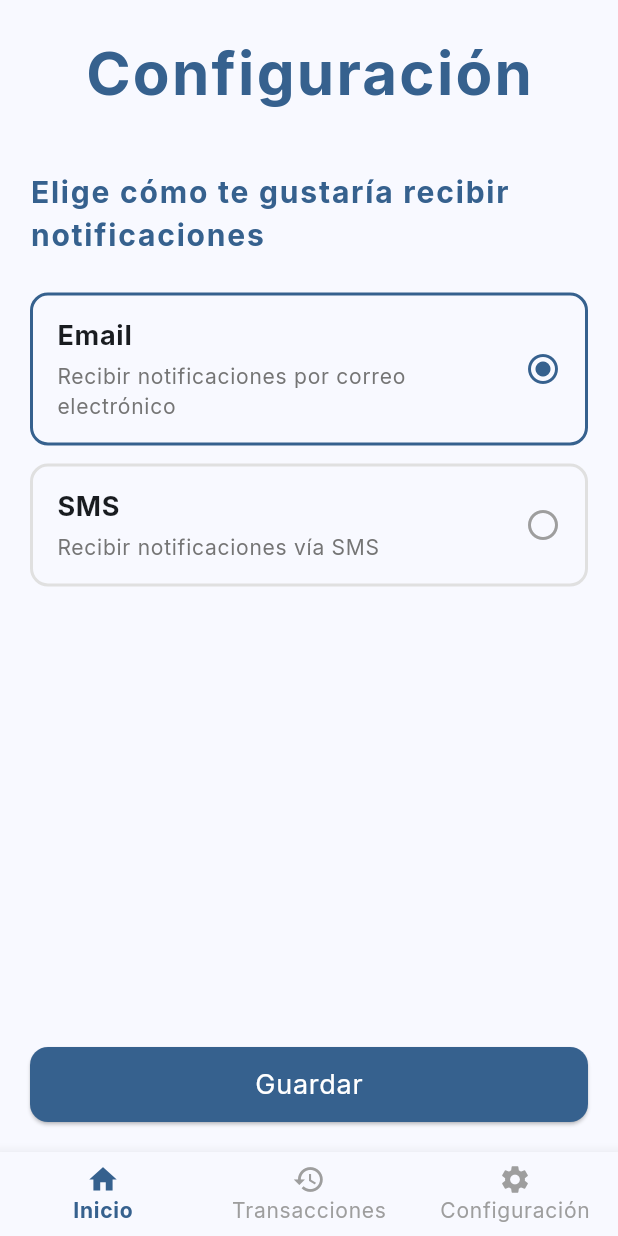
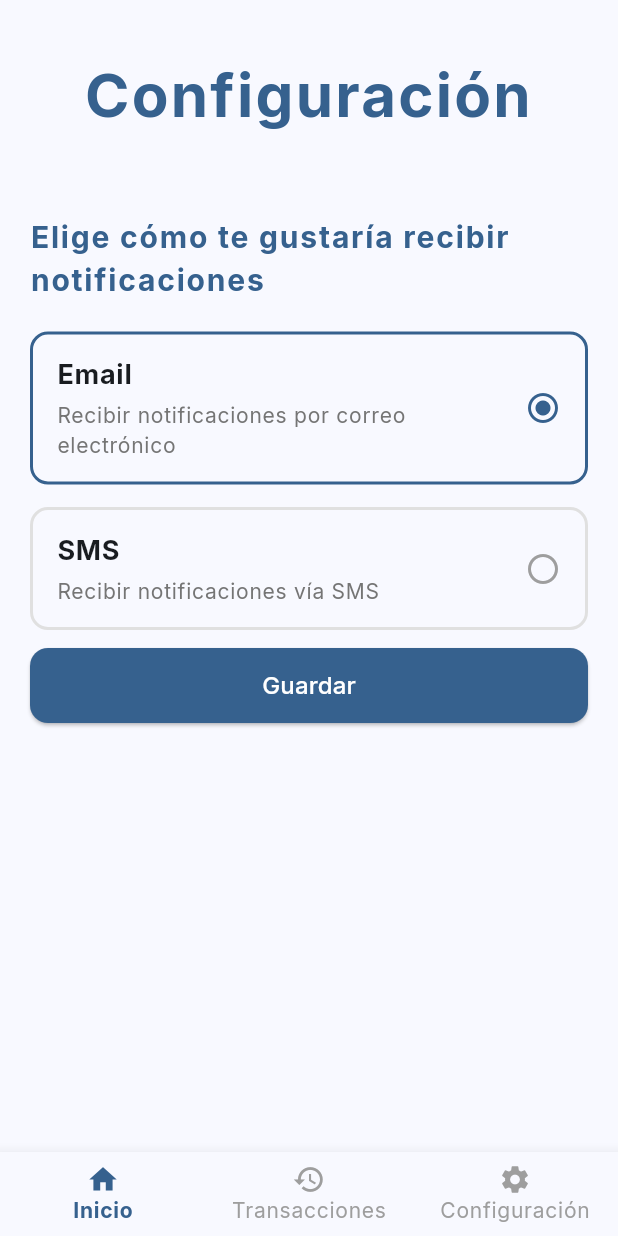
Before and after one commit to frguerrerogo/btg_fund_manager, a Flutter app: the SettingsPage screen opened by its route, on a phone screen of 412 x 824 dp. Run offline on Flutter 3.47's test engine with Material 3 defaults, Android fonts, the phone set to English and light mode, and no system bars; our stand-ins replace flutter_riverpod, go_router, google_fonts, kiwi; network calls fail.

Commit message:
feat(ui/funds/settings): mejora de UI y reutilización de componentes en páginas de detalle y configuración
Refactoriza FundDetailPage y SettingsPage para usar ButtonCustom reutilizable.
Añade CardInfoCustom para mostrar información de fondos.
Mejora estilos y disposición de widgets en detalle de fondo y configuración.
Centraliza lógica de botones y estilos en widgets personalizados.
Refactoriza FundRemoteDataSource para usar HttpHelper y simplifica utilidades HTTP.

```diff
--- a/lib/data/core/datasources/remote/core/http_helper.dart
+++ b/lib/data/core/datasources/remote/core/http_helper.dart
@@ -4,7 +4,7 @@ import 'package:http/http.dart' as http;
 import 'package:http/http.dart';
 
 class HttpHelper {
-  static Future<dynamic> getJson(Uri uri) async {
+  static Future<dynamic> getJsonFromGetRequest(Uri uri) async {
     try {
       final response = await http.get(uri);
       if (response.statusCode == 200) {
--- a/lib/presentation/core/widgets.dart
+++ b/lib/presentation/core/widgets.dart
@@ -1 +1,3 @@
 export '../widgets/shared/app_scaffold.dart';
+
+export '../widgets/button_custom.dart';
--- a/lib/presentation/settings/pages/settings_page.dart
+++ b/lib/presentation/settings/pages/settings_page.dart
@@ -4,7 +4,7 @@ import 'package:flutter_riverpod/flutter_riverpod.dart';
 
 import 'package:btg_fund_manager/domain/core/entities.dart' show NotificationType;
 import 'package:btg_fund_manager/presentation/core/providers.dart' show notificationMethodProvider;
-import 'package:btg_fund_manager/presentation/core/widgets.dart' show AppScaffold;
+import 'package:btg_fund_manager/presentation/core/widgets.dart' show AppScaffold, ButtonCustom;
 
 import 'package:btg_fund_manager/presentation/settings/widgets/notification_option_card.dart';
 
@@ -26,7 +26,7 @@ class SettingsPage extends ConsumerWidget {
               "Elige cómo te gustaría recibir notificaciones",
               style: AppTextStyles.titleMedium(context),
             ),
-            const SizedBox(height: 24),
+            const SizedBox(height: 20),
             NotificationOptionCard(
               selected: selectedMethod == NotificationType.email,
               title: 'Email',
@@ -34,7 +34,7 @@ class SettingsPage extends ConsumerWidget {
               onTap: () =>
                   ref.read(notificationMethodProvider.notifier).state = NotificationType.email,
             ),
-            const SizedBox(height: 12),
+            const SizedBox(height: 15),
             NotificationOptionCard(
               selected: selectedMethod == NotificationType.sms,
               title: 'SMS',
@@ -42,39 +42,16 @@ class SettingsPage extends ConsumerWidget {
               onTap: () =>
                   ref.read(notificationMethodProvider.notifier).state = NotificationType.sms,
             ),
-            const Spacer(),
-            ButtonCustom(text: 'Guardar'),
+            const SizedBox(height: 12),
+            ButtonCustom(
+              text: 'Guardar',
+              onPressed: () {
+                // Acción aquí
+              },
+            ),
           ],
         ),
       ),
     );
   }
 }
-
-class ButtonCustom extends StatelessWidget {
-  const ButtonCustom({super.key, required this.text});
-
-  final String text;
-
-  @override
-  Widget build(BuildContext context) {
-    final colorScheme = Theme.of(context).colorScheme;
-
-    return SizedBox(
-      width: double.infinity,
-      height: 50,
-      child: ElevatedButton(
-        style: ElevatedButton.styleFrom(
-          backgroundColor: colorScheme.primary,
-          shape: RoundedRectangleBorder(borderRadius: BorderRadius.circular(12)),
-        ),
-        onPressed: () {
-          ScaffoldMessenger.of(
-            context,
-          ).showSnackBar(const SnackBar(content: Text('Notification preferences saved')));
-        },
-        child: Text(text, style: AppTextStyles.bodyMedium(context).copyWith(color: Colors.white)),
-      ),
-    );
-  }
-}
--- /dev/null
+++ b/lib/presentation/widgets/button_custom.dart
@@ -0,0 +1,43 @@
+import 'package:flutter/material.dart';
+
+class ButtonCustom extends StatelessWidget {
+  const ButtonCustom({super.key, required this.text, required this.onPressed, this.enable = true});
+
+  final String text;
+  final VoidCallback? onPressed;
+  final bool enable;
+
+  @override
+  Widget build(BuildContext context) {
+    final colorScheme = Theme.of(context).colorScheme;
+
+    final Color backgroundColor = enable ? colorScheme.primary : Colors.white;
+
+    final Color foregroundColor = enable ? Colors.white : Colors.black;
+
+    final BorderSide borderSide = enable
+        ? BorderSide.none
+        : const BorderSide(color: Color(0xFFE5E7EB));
+
+    return SizedBox(
+      width: double.infinity,
+      height: 50,
+      child: ElevatedButton(
+        onPressed: enable ? onPressed : null,
+        style: ElevatedButton.styleFrom(
+          backgroundColor: onPressed != null ? backgroundColor : Colors.grey.shade300,
+          foregroundColor: foregroundColor,
+          shape: RoundedRectangleBorder(borderRadius: BorderRadius.circular(12), side: borderSide),
+        ),
+        child: Text(
+          text,
+          style: TextStyle(
+            color: onPressed != null ? foregroundColor : Colors.grey.shade600,
+            fontWeight: FontWeight.w500,
+            fontSize: 16,
+          ),
+        ),
+      ),
+    );
+  }
+}
--- a/lib/presentation/widgets/shared/app_scaffold.dart
+++ b/lib/presentation/widgets/shared/app_scaffold.dart
@@ -54,7 +54,14 @@ class AppScaffold extends ConsumerWidget {
               padding: const EdgeInsets.only(top: 20.0),
               child: Column(
                 children: [
-                  Text(title, style: AppTextStyles.titleLarge(context)),
+                  Padding(
+                    padding: const EdgeInsets.all(15.0),
+                    child: Text(
+                      title,
+                      style: AppTextStyles.titleLarge(context),
+                      textAlign: TextAlign.center,
+                    ),
+                  ),
                   const SizedBox(height: 16),
                   Expanded(child: body),
                 ],
```
Also changed, not shown: lib/data/core/datasources/remote/fund_remote_data_source.dart (+3 -23 lines), lib/presentation/funds/pages/fund_detail_page.dart (+49 -46 lines), lib/presentation/funds/widgets/card_info_custom.dart (added, +37 -0 lines).
